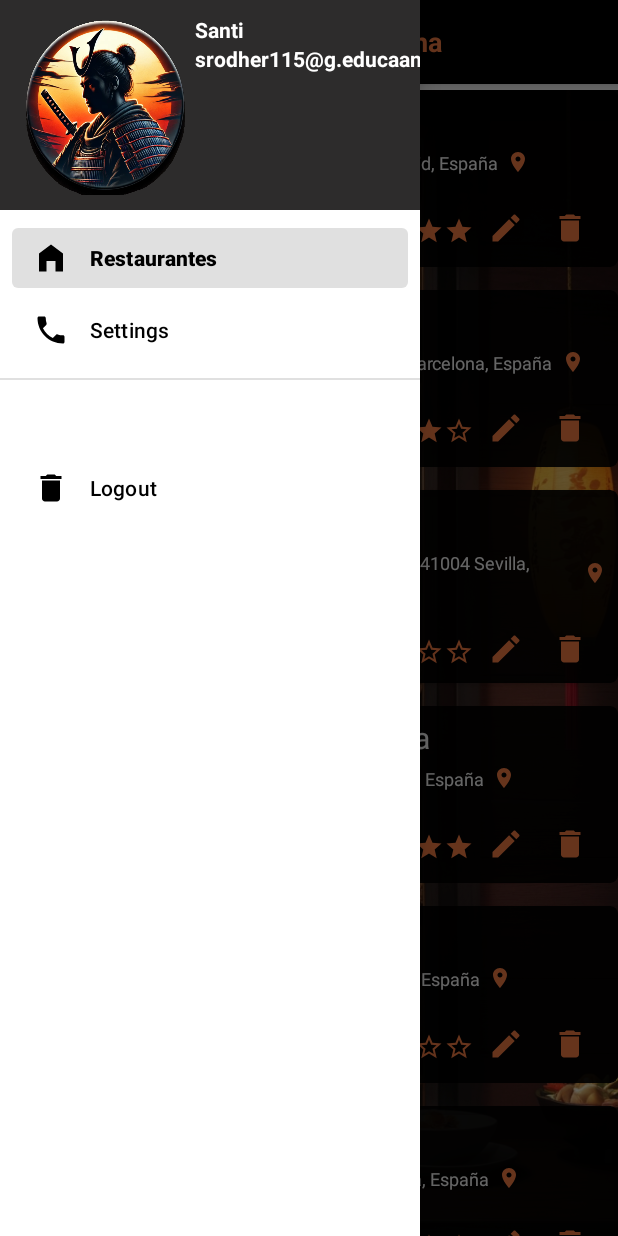
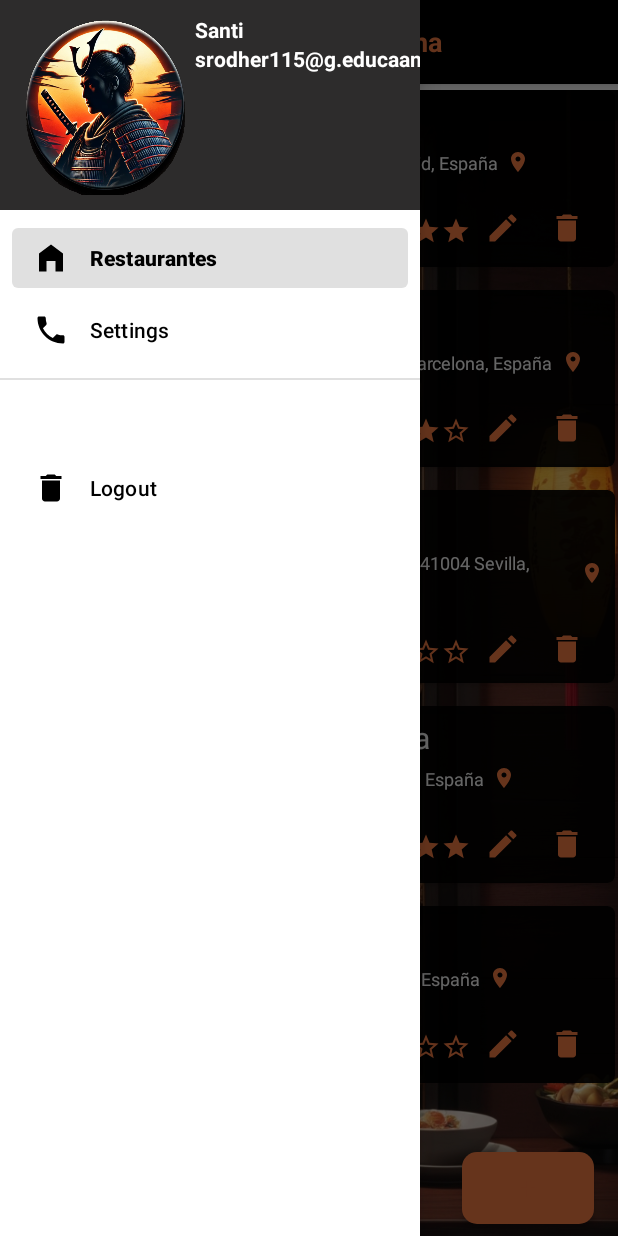
Before and after one commit to rpallin0705/proyectoIntegrado, an Android app: the screen it shows after launch (MainActivity), with the side drawer open, on a phone screen of 412 x 824 dp. Run offline under Robolectric (Android 15) with nearby library versions, the phone set to English and light mode, and no system bars; our stand-ins replace navigation-ui.

Commit message:
Añadir restaurante funcional

```diff
--- a/app/src/main/java/com/example/logincardview/ui/views/fragment/RestaurantDialogFragmentCU.kt
+++ b/app/src/main/java/com/example/logincardview/ui/views/fragment/RestaurantDialogFragmentCU.kt
@@ -7,12 +7,15 @@ import android.view.ViewGroup
 import android.widget.ImageButton
 import android.widget.Toast
 import androidx.fragment.app.DialogFragment
+import androidx.lifecycle.ViewModelProvider
 import com.example.logincardview.R
 import com.example.logincardview.databinding.FragmentAddRestaurantBinding
 import com.example.logincardview.domain.models.Restaurant
 import com.example.logincardview.ui.modelview.RestaurantViewModel
 
 class RestaurantDialogFragmentCU : DialogFragment() {
+
+    private lateinit var restaurantViewModel: RestaurantViewModel
 
     // Callback para devolver el restaurant editado
     var onUpdate: ((Restaurant) -> Unit)? = null
@@ -28,6 +31,9 @@ class RestaurantDialogFragmentCU : DialogFragment() {
         savedInstanceState: Bundle?
     ): View {
         val viewDialogAddRestaurant = inflater.inflate(R.layout.fragment_add_restaurant, container, false)
+
+        // Obtener el ViewModel
+        restaurantViewModel = ViewModelProvider(requireActivity())[RestaurantViewModel::class.java]
 
         val btnConfirm = viewDialogAddRestaurant.findViewById<ImageButton>(R.id.positive_button)
         val btnCancel = viewDialogAddRestaurant.findViewById<ImageButton>(R.id.negative_button)
--- a/app/src/main/res/layout/fragment_restaurant.xml
+++ b/app/src/main/res/layout/fragment_restaurant.xml
@@ -7,12 +7,30 @@
     tools:context=".ui.views.fragment.RestaurantFragment">
 
     <!-- RecyclerView que contendrá los CardView de cada local -->
+
     <androidx.recyclerview.widget.RecyclerView
         android:id="@+id/recycler_view_local"
-        android:layout_width="0dp"
-        android:layout_height="match_parent"
+        android:layout_width="410dp"
+        android:layout_height="662dp"
         app:layout_constraintBottom_toBottomOf="parent"
         app:layout_constraintEnd_toEndOf="parent"
+        app:layout_constraintHorizontal_bias="0.0"
         app:layout_constraintStart_toStartOf="parent"
-        app:layout_constraintTop_toTopOf="parent" />
+        app:layout_constraintTop_toTopOf="parent"
+        app:layout_constraintVertical_bias="0.0" />
+
+    <Button
+        android:id="@+id/add_button"
+        android:layout_width="wrap_content"
+        android:layout_height="wrap_content"
+        android:layout_marginEnd="16dp"
+        android:layout_marginBottom="8dp"
+        android:text="+"
+        android:textSize="20sp"
+        app:backgroundTint="@null"
+        android:background="@drawable/dialog_fragment_option_button"
+        app:layout_constraintBottom_toBottomOf="parent"
+        app:layout_constraintEnd_toEndOf="parent" />
+
+
 </androidx.constraintlayout.widget.ConstraintLayout>
```
Also changed, not shown: app/src/main/java/com/example/logincardview/ui/modelview/RestaurantViewModel.kt (+9 -2 lines), app/src/main/java/com/example/logincardview/ui/views/fragment/RestaurantFragment.kt (+15 -0 lines).
